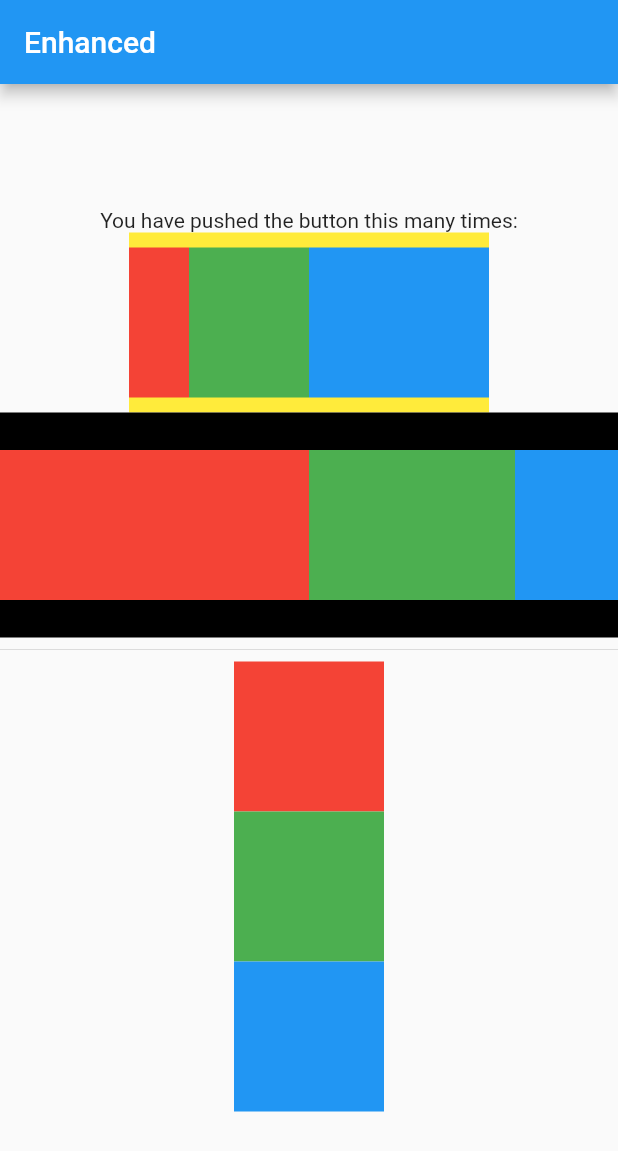
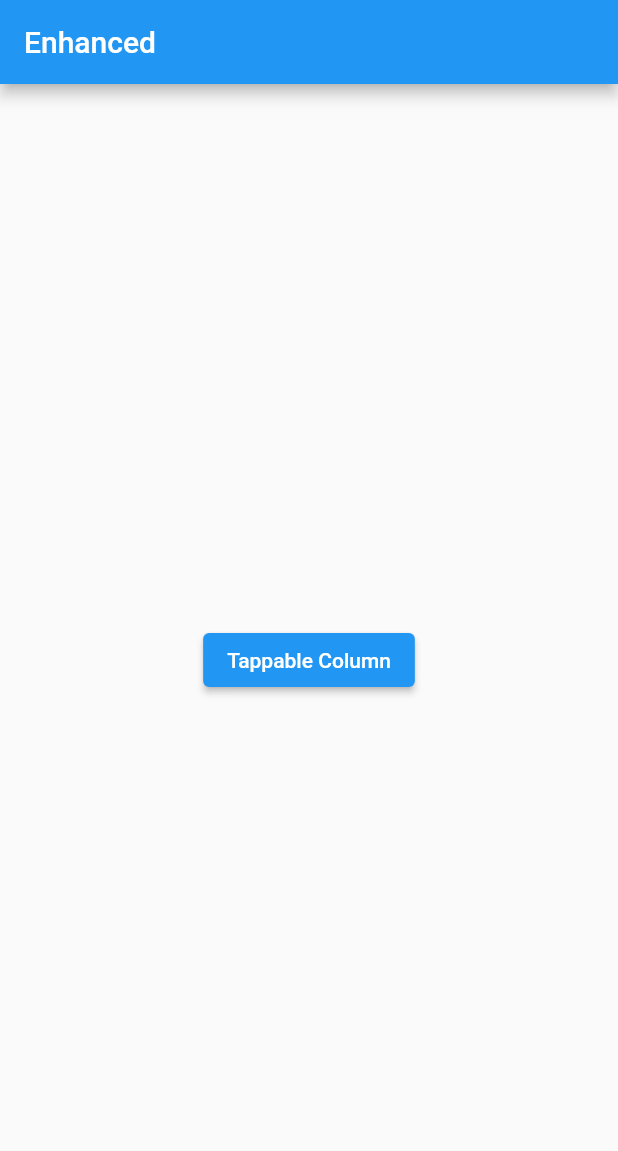
Before and after one commit to thruthesky/extended, a Flutter app: the screen it shows after launch, on a phone screen of 412 x 824 dp. Shown: the top 1151 px of the screen. Run offline on Flutter 3.47's test engine with Material 2 defaults, Android fonts, the phone set to English and light mode, and no system bars.

```diff
--- a/example/lib/main.dart
+++ b/example/lib/main.dart
@@ -1,4 +1,5 @@
 import 'package:enhanced/enhanced.dart';
+import 'package:example/tappable_row.screen.dart';
 import 'package:flutter/material.dart';
 
 void main() {
@@ -38,41 +39,13 @@ class _MyHomePageState extends State<MyHomePage> {
         child: Column(
           mainAxisAlignment: MainAxisAlignment.center,
           children: <Widget>[
-            const Text(
-              'You have pushed the button this many times:',
+            ElevatedButton(
+              onPressed: () => Navigator.push(
+                context,
+                MaterialPageRoute(builder: (c) => const TappableRowScreen()),
+              ),
+              child: const Text('Tappable Column'),
             ),
-            TappableRow(
-              width: 240,
-              height: 120,
-              backgroundColor: Colors.yellow,
-              children: const [
-                RedBox(),
-                GreenBox(),
-                BlueBox(),
-              ],
-              flexes: const [1, 2, 3],
-              onTap: () => print('onTap'),
-              onLongPress: () => print('onLongPress'),
-              onDoubleTap: () => print('onDoulbeTap'),
-            ),
-            TappableRow(
-              // width: 240,
-              height: 150,
-              backgroundColor: Colors.black,
-              children: const [
-                RedBox(),
-                GreenBox(),
-                BlueBox(),
-              ],
-              flexes: const [3, 2, 1],
-              onTap: () => print('onTap'),
-              onLongPress: () => print('onLongPress'),
-              onDoubleTap: () => print('onDoulbeTap'),
-            ),
-            const Divider(),
-            const RedBox(),
-            const GreenBox(),
-            const BlueBox(),
           ],
         ),
       ),
--- a/lib/enhanced.dart
+++ b/lib/enhanced.dart
@@ -3,3 +3,5 @@ export 'src/tappable_row.dart';
 export 'src/red_box.dart';
 export 'src/green_box.dart';
 export 'src/blue_box.dart';
+
+export 'src/functions.dart';
```
Also changed, not shown: lib/src/functions.dart (added, +14 -0 lines), lib/src/tappable_row.dart (+27 -7 lines), 1 other file.
